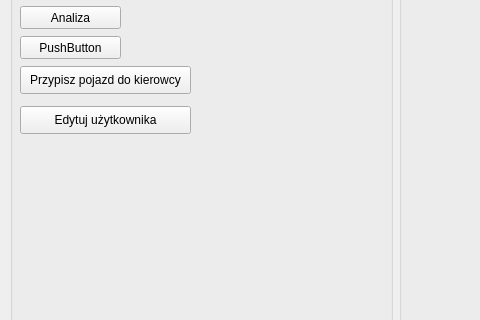
Barto-Paja/iDocCar, file mainmenugui.ui: the form before one commit; both pictures show x 0 to 480 and y 164 to 484 of the 800 by 600 pixel window.
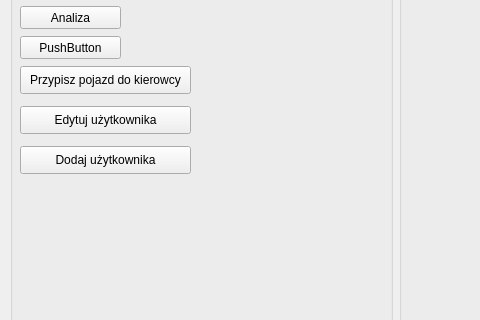
The form after the commit.

Commit message: Ukończono formularz edycji użytkownika

Patch:
```diff
--- a/mainmenugui.ui
+++ b/mainmenugui.ui
@@ -127,6 +127,19 @@
          <string>Edytuj użytkownika</string>
         </property>
        </widget>
+       <widget class="QPushButton" name="pushButton_8">
+        <property name="geometry">
+         <rect>
+          <x>10</x>
+          <y>260</y>
+          <width>171</width>
+          <height>28</height>
+         </rect>
+        </property>
+        <property name="text">
+         <string>Dodaj użytkownika</string>
+        </property>
+       </widget>
       </widget>
      </item>
     </layout>
```
The commit also changes 8 other files.
